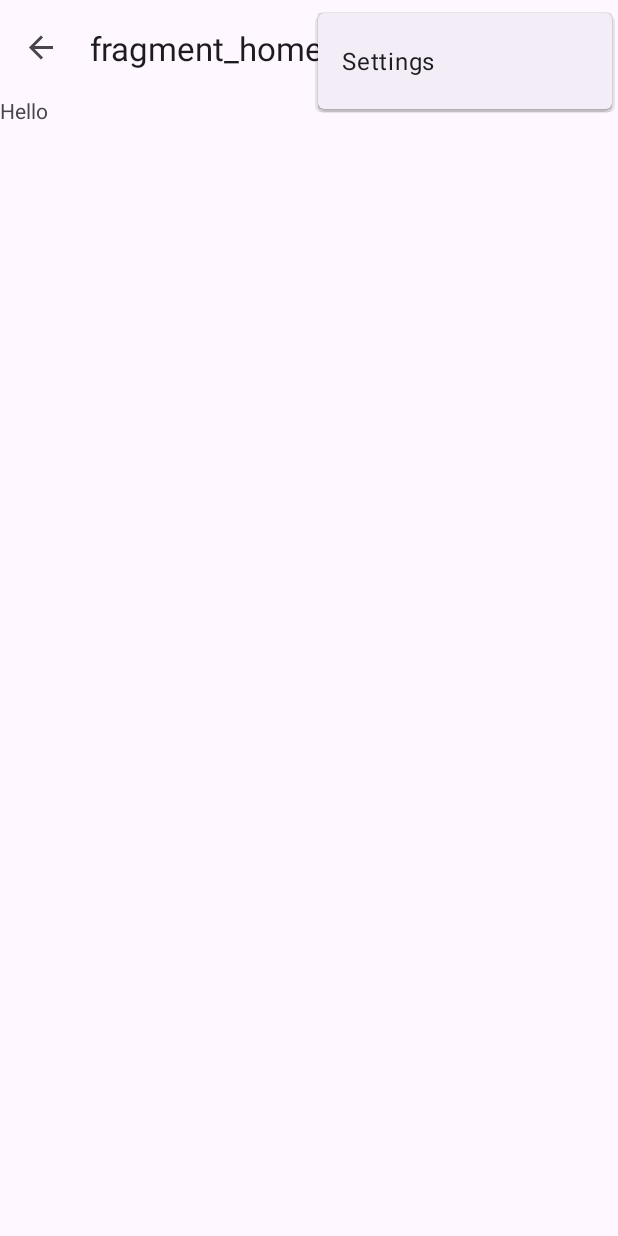
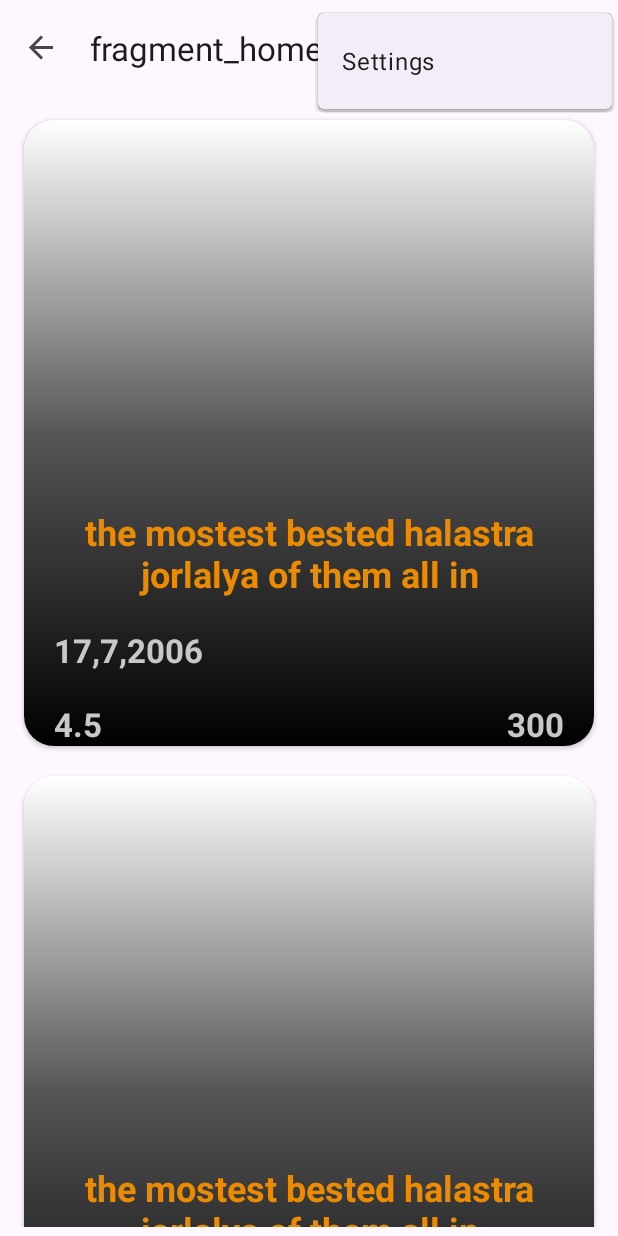
Before and after one commit to henikgal/My-Movies, an Android app: the HomeFragment screen opened through its navigation route, with the options menu open, on a phone screen of 412 x 824 dp. Run offline under Robolectric (Android 15) with nearby library versions, the light colour scheme and no system bars; our stand-ins replace navigation-ui.

Commit message:
Create recycler adapter + item layout + gradiant + implement retrofit

```diff
--- a/app/build.gradle
+++ b/app/build.gradle
@@ -37,16 +37,19 @@ android {
 
 dependencies {
 
-    implementation 'androidx.core:core-ktx:1.10.1'
+    implementation 'androidx.core:core-ktx:1.12.0'
     implementation 'androidx.appcompat:appcompat:1.6.1'
     implementation 'com.google.android.material:material:1.11.0'
     implementation 'androidx.constraintlayout:constraintlayout:2.1.4'
-    implementation 'androidx.navigation:navigation-fragment-ktx:2.6.0'
-    implementation 'androidx.navigation:navigation-ui-ktx:2.6.0'
+    implementation 'androidx.navigation:navigation-fragment-ktx:2.7.7'
+    implementation 'androidx.navigation:navigation-ui-ktx:2.7.7'
     implementation 'androidx.legacy:legacy-support-v4:1.0.0'
-    implementation 'androidx.lifecycle:lifecycle-livedata-ktx:2.6.1'
-    implementation 'androidx.lifecycle:lifecycle-viewmodel-ktx:2.6.1'
+    implementation 'androidx.lifecycle:lifecycle-livedata-ktx:2.7.0'
+    implementation 'androidx.lifecycle:lifecycle-viewmodel-ktx:2.7.0'
     testImplementation 'junit:junit:4.13.2'
     androidTestImplementation 'androidx.test.ext:junit:1.1.5'
     androidTestImplementation 'androidx.test.espresso:espresso-core:3.5.1'
+
+    implementation 'com.google.code.gson:gson:2.10.1'
+    implementation 'com.squareup.retrofit2:retrofit:(2.9.0)'
 }
--- a/app/src/main/java/com/henik/mymovies/HomeFragment.java
+++ b/app/src/main/java/com/henik/mymovies/HomeFragment.java
@@ -1,36 +1,54 @@
 package com.henik.mymovies;
 
-import androidx.lifecycle.ViewModelProvider;
-
 import android.os.Bundle;
+import android.view.LayoutInflater;
+import android.view.View;
+import android.view.ViewGroup;
 
 import androidx.annotation.NonNull;
 import androidx.annotation.Nullable;
 import androidx.fragment.app.Fragment;
 
-import android.view.LayoutInflater;
-import android.view.View;
-import android.view.ViewGroup;
+import com.henik.mymovies.databinding.FragmentHomeBinding;
+import com.henik.mymovies.retrofit.Movie;
+import com.henik.mymovies.retrofit.MovieAdapter;
+
+import java.util.ArrayList;
 
 public class HomeFragment extends Fragment {
 
     private HomeViewModel mViewModel;
-
-    public static HomeFragment newInstance() {
-        return new HomeFragment();
-    }
+    private FragmentHomeBinding binding;
 
     @Override
     public View onCreateView(@NonNull LayoutInflater inflater, @Nullable ViewGroup container,
                              @Nullable Bundle savedInstanceState) {
-        return inflater.inflate(R.layout.fragment_home, container, false);
+
+        binding = FragmentHomeBinding.inflate(inflater,container,false);
+        return binding.getRoot();
     }
 
     @Override
-    public void onActivityCreated(@Nullable Bundle savedInstanceState) {
-        super.onActivityCreated(savedInstanceState);
-        mViewModel = new ViewModelProvider(this).get(HomeViewModel.class);
-        // TODO: Use the ViewModel
+    public void onViewCreated(@NonNull View view, @Nullable Bundle savedInstanceState) {
+        super.onViewCreated(view, savedInstanceState);
+
+        ArrayList<Movie> movies = new ArrayList<>();
+        movies.add(new Movie(
+                "the mostest bested halastra jorlalya of them all in mafaranda land 6"
+                ,"www.halastar.com"
+                ,"4.5"
+                ,"300"
+                ,"17,7,2006"
+        ));
+        movies.add(new Movie(
+                "the mostest bested halastra jorlalya of them all in mafaranda land 6"
+                ,"www.halastar.com"
+                ,"3.5"
+                ,"140"
+                ,"21,4,2009"
+        ));
+        MovieAdapter adapter = new MovieAdapter(movies);
+        binding.homeFragmentRV.setAdapter(adapter);
+
     }
-
 }
--- a/app/src/main/java/com/henik/mymovies/LoginFragment.java
+++ b/app/src/main/java/com/henik/mymovies/LoginFragment.java
@@ -30,6 +30,9 @@ public class LoginFragment extends Fragment {
     public void onViewCreated(@NonNull View view, @Nullable Bundle savedInstanceState) {
         super.onViewCreated(view, savedInstanceState);
 
+        binding.etLoginEmail.setText("gal@gmail.com");
+        binding.etLoginPassword.setText("123456");
+
         binding.tvLoginSignup.setOnClickListener(view1 -> {
             Navigation.findNavController(requireView()).navigate(R.id.action_LoginFragment_to_signupFragment);
         });
--- a/app/src/main/java/com/henik/mymovies/SignupFragment.java
+++ b/app/src/main/java/com/henik/mymovies/SignupFragment.java
@@ -38,5 +38,7 @@ public class SignupFragment extends Fragment {
                 Toast.makeText(requireContext(), "Passwords aren't the same", Toast.LENGTH_SHORT).show();
             }
         });
+
     }
+
 }
--- /dev/null
+++ b/app/src/main/java/com/henik/mymovies/retrofit/Movie.kt
@@ -0,0 +1,9 @@
+package com.henik.mymovies.retrofit
+
+data class Movie(
+    val title : String,
+    val posterPath : String,
+    val voteAverage : String,
+    val voteCount: String,
+    val releaseDate : String
+)
--- /dev/null
+++ b/app/src/main/java/com/henik/mymovies/retrofit/MovieAdapter.kt
@@ -0,0 +1,36 @@
+package com.henik.mymovies.retrofit
+
+import android.view.LayoutInflater
+import android.view.ViewGroup
+import androidx.recyclerview.widget.RecyclerView
+import com.henik.mymovies.databinding.MovieItemBinding
+
+class MovieAdapter(private val moviesList: List<Movie>) :
+    RecyclerView.Adapter<MovieAdapter.ViewHolder>() {
+
+    class ViewHolder(private val binding: MovieItemBinding) : RecyclerView.ViewHolder(binding.root) {
+        fun onBind(movie: Movie) {
+            binding.movieItemTitle.setText(movie.title)
+            binding.movieItemVoteAverage.setText(movie.voteAverage)
+            binding.movieItemVoteCount.setText(movie.voteCount)
+            binding.movieItemReleaseDate.setText(movie.releaseDate)
+
+        }
+    }
+
+    override fun onCreateViewHolder(parent: ViewGroup, viewType: Int): ViewHolder {
+        val binding: MovieItemBinding =
+            MovieItemBinding.inflate(LayoutInflater.from(parent.context), parent, false)
+
+        return ViewHolder(binding)
+    }
+
+    override fun getItemCount(): Int {
+        return moviesList.size
+    }
+
+    override fun onBindViewHolder(holder: ViewHolder, position: Int) {
+        holder.onBind(moviesList[position])
+    }
+
+}
--- /dev/null
+++ b/app/src/main/res/drawable/shape.xml
@@ -0,0 +1,9 @@
+<?xml version="1.0" encoding="utf-8"?>
+<shape xmlns:android="http://schemas.android.com/apk/res/android">
+
+    <gradient
+        android:angle="90"
+        android:startColor="#000000"
+        android:centerColor="#575757"
+        android:endColor="#FFFFFF"/>
+</shape>
--- a/app/src/main/res/layout/fragment_home.xml
+++ b/app/src/main/res/layout/fragment_home.xml
@@ -3,11 +3,19 @@
     xmlns:tools="http://schemas.android.com/tools"
     android:layout_width="match_parent"
     android:layout_height="match_parent"
+    xmlns:app="http://schemas.android.com/apk/res-auto"
     tools:context=".HomeFragment">
 
-    <TextView
-        android:layout_width="match_parent"
-        android:layout_height="match_parent"
-        android:text="Hello" />
+   <androidx.recyclerview.widget.RecyclerView
+       android:id="@+id/homeFragment_RV"
+       android:layout_width="match_parent"
+       android:layout_height="match_parent"
+       android:orientation="vertical"
+       android:padding="6dp"
+       app:layoutManager="androidx.recyclerview.widget.LinearLayoutManager"
+       tools:listitem="@layout/movie_item"
+       tools:itemCount="2"
+       />
+
 
 </FrameLayout>
--- /dev/null
+++ b/app/src/main/res/layout/movie_item.xml
@@ -0,0 +1,96 @@
+<?xml version="1.0" encoding="utf-8"?>
+<androidx.cardview.widget.CardView xmlns:android="http://schemas.android.com/apk/res/android"
+    xmlns:app="http://schemas.android.com/apk/res-auto"
+    android:layout_width="match_parent"
+    android:layout_height="wrap_content"
+    app:cardCornerRadius="20dp"
+    android:layout_margin="10dp"
+    android:elevation="25dp">
+
+    <androidx.constraintlayout.widget.ConstraintLayout
+        android:layout_width="match_parent"
+        android:layout_height="match_parent"
+        android:background="@drawable/shape">
+
+        <androidx.constraintlayout.widget.Guideline
+            android:id="@+id/guideline_58"
+            android:layout_width="match_parent"
+            android:layout_height="match_parent"
+            android:orientation="horizontal"
+            app:layout_constraintGuide_percent="0.58" />
+
+        <ImageView
+            android:id="@+id/movie_item_image"
+            android:layout_width="0dp"
+            android:layout_height="0dp"
+            android:layout_marginHorizontal="8dp"
+            android:layout_marginVertical="8dp"
+            app:layout_constraintBottom_toTopOf="@id/guideline_58"
+            app:layout_constraintEnd_toEndOf="parent"
+            app:layout_constraintStart_toStartOf="parent"
+            app:layout_constraintTop_toTopOf="parent" />
+
+        <TextView
+            android:id="@+id/movie_item_title"
+            android:layout_width="0dp"
+            android:layout_height="wrap_content"
+            android:layout_marginHorizontal="20dp"
+            android:layout_marginVertical="16dp"
+            android:gravity="center"
+            android:maxLines="2"
+            android:text="Title"
+            android:textColor="#EA8B00"
+            android:textSize="24sp"
+            android:textStyle="bold"
+            app:layout_constraintEnd_toEndOf="parent"
+            app:layout_constraintStart_toStartOf="parent"
+            app:layout_constraintTop_toBottomOf="@id/guideline_58" />
+
+        <TextView
+            android:id="@+id/movie_item_releaseDate"
+            android:layout_width="match_parent"
+            android:layout_height="wrap_content"
+            android:layout_marginHorizontal="20dp"
+            android:layout_marginTop="20dp"
+            android:gravity="left"
+            android:text="Release Date"
+            android:textColor="#C8C8C8"
+            android:textSize="22sp"
+            android:textStyle="bold"
+            app:layout_constraintEnd_toEndOf="parent"
+            app:layout_constraintStart_toStartOf="parent"
+            app:layout_constraintTop_toBottomOf="@id/movie_item_title" />
+
+        <TextView
+            android:id="@+id/movie_item_voteAverage"
+            android:layout_width="0dp"
+            android:layout_height="wrap_content"
+            android:layout_marginHorizontal="20dp"
+            android:layout_marginTop="20dp"
+            android:gravity="left"
+            android:text="Vote Average"
+            android:textColor="#C8C8C8"
+            android:textSize="22sp"
+            android:textStyle="bold"
+            app:layout_constraintEnd_toStartOf="@id/movie_item_voteCount"
+            app:layout_constraintStart_toStartOf="parent"
+            app:layout_constraintTop_toBottomOf="@id/movie_item_releaseDate" />
+
+        <TextView
+            android:id="@+id/movie_item_voteCount"
+            android:layout_width="0dp"
+            android:layout_height="wrap_content"
+            android:layout_marginHorizontal="20dp"
+            android:layout_marginTop="20dp"
+            android:gravity="right"
+            android:text="Vote Count"
+            android:textColor="#C8C8C8"
+            android:textSize="22sp"
+            android:textStyle="bold"
+            app:layout_constraintEnd_toEndOf="parent"
+            app:layout_constraintStart_toEndOf="@id/movie_item_voteAverage"
+            app:layout_constraintTop_toBottomOf="@id/movie_item_releaseDate" />
+
+
+    </androidx.constraintlayout.widget.ConstraintLayout>
+</androidx.cardview.widget.CardView>
--- a/app/src/main/res/navigation/nav_graph.xml
+++ b/app/src/main/res/navigation/nav_graph.xml
@@ -12,7 +12,9 @@
         tools:layout="@layout/fragment_login">
         <action
             android:id="@+id/action_LoginFragment_to_homeFragment"
-            app:destination="@id/homeFragment" />
+            app:destination="@id/homeFragment"
+            app:popUpTo="@id/LoginFragment"
+            app:popUpToInclusive="true"/>
         <action
             android:id="@+id/action_LoginFragment_to_signupFragment"
             app:destination="@id/signupFragment" />
```
